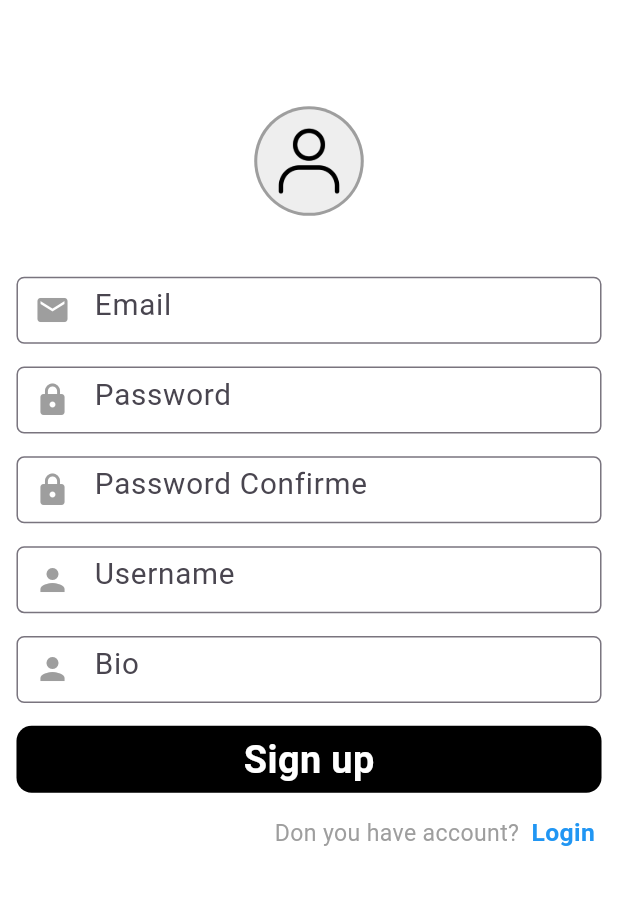
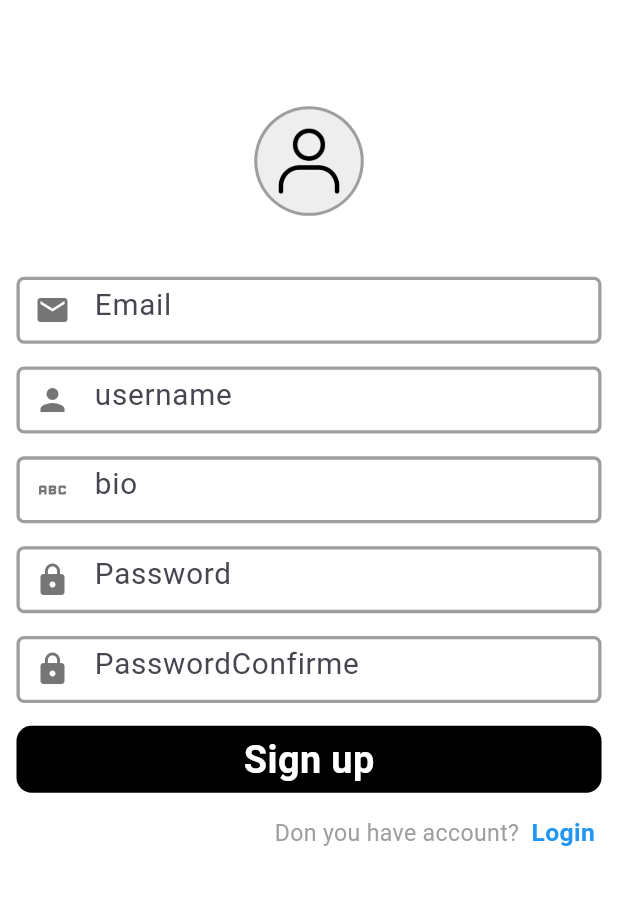
Before and after one commit to JeyllonSandoval/Instagram_Clone_Flutter, a Flutter app: the SignupScreen screen opened directly with empty values, on a phone screen of 412 x 824 dp, the part 89-994 px from its top. Run offline on Flutter 3.47's test engine with Material 3 defaults, Android fonts, the phone set to English and light mode, and no system bars; our stand-ins replace cached_network_image, cloud_firestore, date_format, firebase_auth, firebase_core, firebase_storage and 3 more; missing offline and left inert: photo_manager; accounts and stored records are empty; network calls fail.

```diff
--- a/lib/data/firebase_servise/firebase_auth.dart
+++ b/lib/data/firebase_servise/firebase_auth.dart
@@ -8,6 +8,7 @@ import 'package:instagram_clone_flutter/util/exeption.dart';
 
 class Authentication {
   FirebaseAuth _auth = FirebaseAuth.instance;
+
   Future<void> Login({
     required String email,
     required String password,
@@ -69,4 +70,5 @@ class Authentication {
       throw exceptions(e.message.toString());
     }
   }
+
 }
--- a/lib/screen/signup_screen.dart
+++ b/lib/screen/signup_screen.dart
@@ -9,7 +9,7 @@ import 'package:instagram_clone_flutter/util/imagepicker.dart';
 
 class SignupScreen extends StatefulWidget {
   final VoidCallback show;
-  const SignupScreen(this.show, {super.key});
+  SignupScreen(this.show, {super.key});
 
   @override
   State<SignupScreen> createState() => _SignupScreenState();
@@ -27,7 +27,6 @@ class _SignupScreenState extends State<SignupScreen> {
   final bio = TextEditingController();
   FocusNode bio_F = FocusNode();
   File? _imageFile;
-
   @override
   void dispose() {
     // TODO: implement dispose
@@ -39,40 +38,25 @@ class _SignupScreenState extends State<SignupScreen> {
     bio.dispose();
   }
 
-  @override
   Widget build(BuildContext context) {
     return Scaffold(
       resizeToAvoidBottomInset: false,
       backgroundColor: Colors.white,
       body: SafeArea(
+        child: SingleChildScrollView(
           child: Column(
             children: [
-            SizedBox(width: 96.w, height: 10.h),
+              SizedBox(width: 40.w, height: 10.h),
               Center(
                 child: Image.asset('images/logo.jpg'),
               ),
               SizedBox(width: 96.w, height: 70.h),
               InkWell(
                 onTap: () async {
-                try {
-                  // Intenta cargar la imagen
-                  File imagefilee = await ImagePickerr().uploadImage('gallery');
-
-                  // Actualiza el estado si la imagen fue seleccionada correctamente
+                  File _imagefilee = await ImagePickerr().uploadImage('gallery');
                   setState(() {
-                    _imageFile = imagefilee;
+                    _imageFile = _imagefilee;
                   });
-                } catch (e) {
-                  // Muestra un mensaje de error si algo sale mal
-                  print("Error al seleccionar la imagen: $e");
-
-                  // Opcional: Mostrar un Snackbar o diálogo para informar al usuario
-                  ScaffoldMessenger.of(context).showSnackBar(
-                    const SnackBar(
-                      content: Text("No se pudo cargar la imagen. Inténtalo nuevamente."),
-                    ),
-                  );
-                }
                 },
                 child: CircleAvatar(
                   radius: 36.r,
@@ -80,7 +64,7 @@ class _SignupScreenState extends State<SignupScreen> {
                   child: _imageFile == null
                       ? CircleAvatar(
                           radius: 34.r,
-                        backgroundImage: const AssetImage('images/person.png'),
+                          backgroundImage: AssetImage('images/person.png'),
                           backgroundColor: Colors.grey.shade200,
                         )
                       : CircleAvatar(
@@ -94,21 +78,22 @@ class _SignupScreenState extends State<SignupScreen> {
                 ),
               ),
               SizedBox(height: 40.h),
-            Textfield(email, Icons.email, 'Email', email_F),
+              Textfild(email, email_F, 'Email', Icons.email),
               SizedBox(height: 15.h),
-            Textfield(password, Icons.lock, 'Password', password_F),
+              Textfild(username, username_F, 'username', Icons.person),
               SizedBox(height: 15.h),
-            Textfield(passwordConfirme, Icons.lock, 'Password Confirme',
-                passwordConfirme_F),
+              Textfild(bio, bio_F, 'bio', Icons.abc),
               SizedBox(height: 15.h),
-            Textfield(username, Icons.person, 'Username', username_F),
+              Textfild(password, password_F, 'Password', Icons.lock),
               SizedBox(height: 15.h),
-            Textfield(bio, Icons.person, 'Bio', bio_F),
+              Textfild(passwordConfirme, passwordConfirme_F, 'PasswordConfirme',
+                  Icons.lock),
               SizedBox(height: 15.h),
               Signup(),
               SizedBox(height: 15.h),
               Have()
             ],
+          ),
         ),
       ),
     );
@@ -156,8 +141,19 @@ class _SignupScreenState extends State<SignupScreen> {
               bio: bio.text,
               profile: _imageFile ?? File(''),
             );
+            ScaffoldMessenger.of(context).showSnackBar(
+              SnackBar(
+                content: Text('Account created successfully'),
+                backgroundColor: Colors.green,
+              ),
+            );
           } on exceptions catch (e) {
-            dialogBuilder(context, e.message);
+            ScaffoldMessenger.of(context).showSnackBar(
+              SnackBar(
+                content: Text(e.message),
+                backgroundColor: Colors.red,
+              ),
+            );
           }
         },
         child: Container(
@@ -181,30 +177,43 @@ class _SignupScreenState extends State<SignupScreen> {
     );
   }
 
-  Widget Textfield(TextEditingController controller, IconData icon, String type,
-      FocusNode focusNode) {
+  Padding Textfild(TextEditingController controll, FocusNode focusNode,
+      String typename, IconData icon) {
     return Padding(
       padding: EdgeInsets.symmetric(horizontal: 10.w),
       child: Container(
         height: 44.h,
         decoration: BoxDecoration(
-            color: Colors.white, borderRadius: BorderRadius.circular(5.r)),
+          color: Colors.white,
+          borderRadius: BorderRadius.circular(5.r),
+        ),
         child: TextField(
           style: TextStyle(fontSize: 18.sp, color: Colors.black),
-          controller: controller,
+          controller: controll,
           focusNode: focusNode,
           decoration: InputDecoration(
-              hintText: type,
-              prefixIcon: Icon(icon,
-                  color: focusNode.hasFocus ? Colors.black : Colors.grey),
+            hintText: typename,
+            prefixIcon: Icon(
+              icon,
+              color: focusNode.hasFocus ? Colors.black : Colors.grey[600],
+            ),
             contentPadding:
                 EdgeInsets.symmetric(horizontal: 15.w, vertical: 15.h),
-              border: OutlineInputBorder(
+            enabledBorder: OutlineInputBorder(
               borderRadius: BorderRadius.circular(5.r),
-                  borderSide: BorderSide(color: Colors.grey, width: 2.w)),
+              borderSide: BorderSide(
+                width: 2.w,
+                color: Colors.grey,
+              ),
+            ),
             focusedBorder: OutlineInputBorder(
               borderRadius: BorderRadius.circular(5.r),
-                  borderSide: BorderSide(color: Colors.black, width: 2.w))),
+              borderSide: BorderSide(
+                width: 2.w,
+                color: Colors.black,
+              ),
+            ),
+          ),
         ),
       ),
     );
```
Also changed, not shown: lib/data/firebase_servise/firestor.dart (+27 -3 lines), lib/screen/SettingScreen.dart (+15 -12 lines), lib/screen/profile_screen.dart (+20 -3 lines), pubspec.lock, 1 other file. Lines whose indentation alone changed are shown as unchanged.
